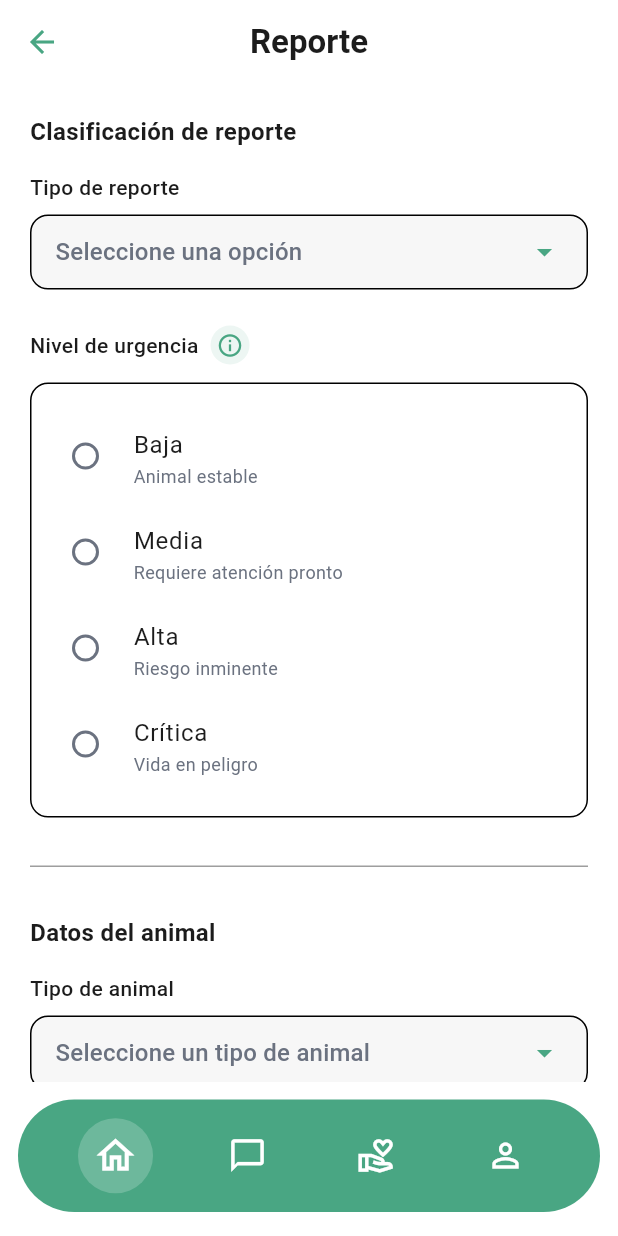
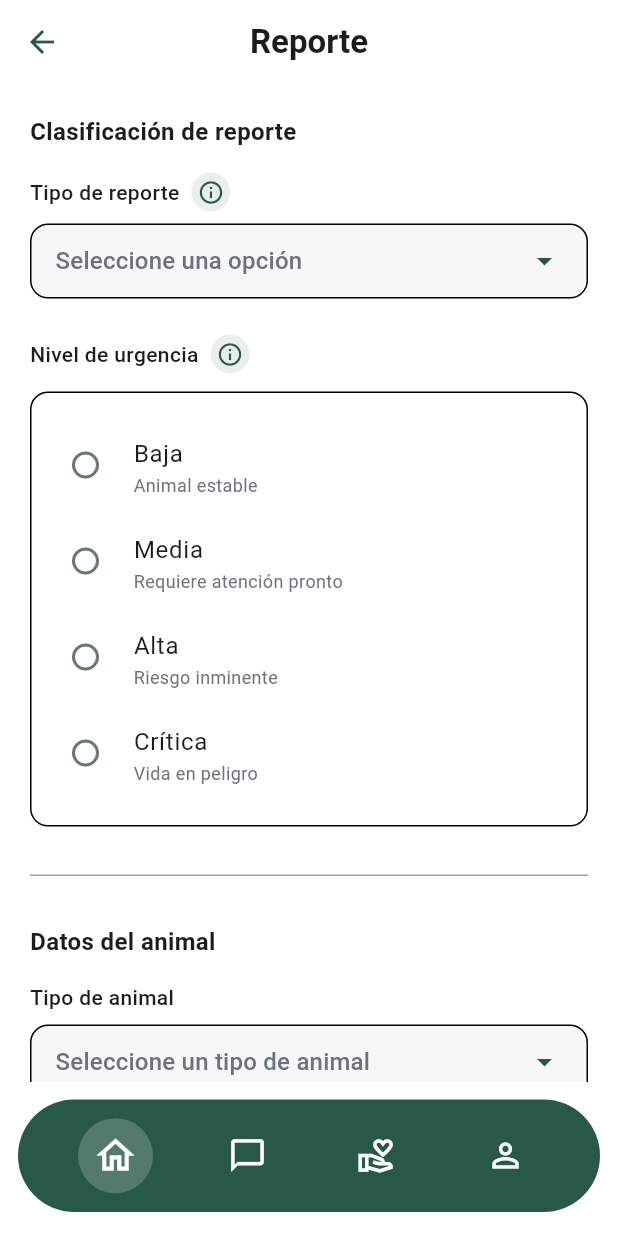
Before and after one commit to KarlaFR05/Huellitas, a Flutter app: the ReportFormScreen screen opened by its route, on a phone screen of 412 x 824 dp. Run offline on Flutter 3.47's test engine with Material 3 defaults, Android fonts, the phone set to English and light mode, and no system bars; our stand-ins replace dio, equatable, flutter_bloc, flutter_map, flutter_secure_storage, geolocator and 3 more; accounts and stored records are empty.

Commit message:
Cambio de colores

```diff
--- a/lib/features/completar_registro/presentation/screens/verificar_frente_screen.dart
+++ b/lib/features/completar_registro/presentation/screens/verificar_frente_screen.dart
@@ -44,6 +44,7 @@ class VerificarFrenteScreen extends StatelessWidget {
                   Expanded(
                     child: FotoCard(
                       titulo: "Toca para tomar la fotografía",
+                      imageQuarterTurns: 1,
                       onImageSelected: (file) {
                         context.read<CompletarPerfilBloc>().add(
                           SubirFrenteEvent(file),
--- a/lib/features/completar_registro/presentation/screens/verificar_reverso_screen.dart
+++ b/lib/features/completar_registro/presentation/screens/verificar_reverso_screen.dart
@@ -44,6 +44,7 @@ class VerificarReversoScreen extends StatelessWidget {
                   Expanded(
                     child: FotoCard(
                       titulo: "Toca para tomar la fotografía",
+                      imageQuarterTurns: 1,
                       onImageSelected: (file) {
                         context.read<CompletarPerfilBloc>().add(
                           SubirReversoEvent(file),
--- a/lib/features/reporte/presentation/report_form_screen.dart
+++ b/lib/features/reporte/presentation/report_form_screen.dart
@@ -750,7 +750,68 @@ class _ReportFormScreenState extends State<ReportFormScreen> {
                 ],
                 (value) => setState(() => _tipoReporte = value),
                 hintText: 'Seleccione una opción',
+                infoTitle: 'Tipos de reporte',
+                infoContent: RichText(
+                  text: TextSpan(
+                    style: TextStyle(
+                      color: Theme.of(context).colorScheme.onSurfaceVariant,
+                      fontSize: 14,
+                      height: 1.5,
                     ),
+                    children: const [
+                      TextSpan(
+                        text: '• ',
+                        style: TextStyle(fontWeight: FontWeight.bold),
+                      ),
+                      TextSpan(
+                        text: 'Mascota perdida: ',
+                        style: TextStyle(fontWeight: FontWeight.bold),
+                      ),
+                      TextSpan(
+                        text:
+                            'El animal es tuyo o de alguien conocido y no saben su paradero actual.\n\n',
+                      ),
+                      TextSpan(
+                        text: '• ',
+                        style: TextStyle(fontWeight: FontWeight.bold),
+                      ),
+                      TextSpan(
+                        text: 'Mascota encontrada: ',
+                        style: TextStyle(fontWeight: FontWeight.bold),
+                      ),
+                      TextSpan(
+                        text:
+                            'Encontraste un animal con dueño (collar, arnés, señales de estar acostumbrado a un hogar) y buscas ayudar a reunirlo con su familia.\n\n',
+                      ),
+                      TextSpan(
+                        text: '• ',
+                        style: TextStyle(fontWeight: FontWeight.bold),
+                      ),
+                      TextSpan(
+                        text: 'Animal en abandono/riesgo: ',
+                        style: TextStyle(fontWeight: FontWeight.bold),
+                      ),
+                      TextSpan(
+                        text:
+                            'Animal callejero, sin hogar aparente, en situación de calle, enfermo, herido o en peligro por su entorno (clima, tráfico, falta de alimento).\n\n',
+                      ),
+                      TextSpan(
+                        text: '• ',
+                        style: TextStyle(fontWeight: FontWeight.bold),
+                      ),
+                      TextSpan(
+                        text: 'Maltrato animal: ',
+                        style: TextStyle(fontWeight: FontWeight.bold),
+                      ),
+                      TextSpan(
+                        text:
+                            'El animal está sufriendo maltrato, negligencia o abuso por parte de una persona, incluyendo casos dentro de un domicilio privado. Este tipo de reporte solo es visible para usuarios verificados.',
+                      ),
+                    ],
+                  ),
+                ),
+              ),
+
               const SizedBox(height: 24),
 
               Row(
@@ -1089,9 +1150,13 @@ class _ReportFormScreenState extends State<ReportFormScreen> {
     List<String> items,
     Function(String?) onChanged, {
     String? hintText,
+    String? infoTitle,
+    Widget? infoContent,
   }) {
     return Column(
       crossAxisAlignment: CrossAxisAlignment.start,
+      children: [
+        Row(
           children: [
             Text(
               label,
@@ -1100,6 +1165,10 @@ class _ReportFormScreenState extends State<ReportFormScreen> {
                 fontWeight: FontWeight.w500,
                 fontSize: 14,
               ),
+            ),
+            if (infoContent != null && infoTitle != null)
+              _buildInfoIcon(infoTitle, infoContent),
+          ],
         ),
         const SizedBox(height: 8),
         Container(
--- a/lib/styles/constantes/app_color.dart
+++ b/lib/styles/constantes/app_color.dart
@@ -3,7 +3,7 @@ import 'package:flutter/material.dart';
 class AppColors {
   static const background = Color(0xFFFFFFFF);
   static const surface = Color(0xFFF7F7F7);
-  static const primary = Color(0xFF49A683);
+  static const primary = Color(0xFF285947);
   static const textPrimary = Color(0xFF1C1C1C);
   static const textSecondary = Color(0xFF6B7280);
 
@@ -11,7 +11,7 @@ class AppColors {
   static const darkSurface = Color(0xFF181818);
   static const darkField = Color(0xFF18233A);
   static const darkDisabledField = Color(0xFF111A2C);
-  static const darkPrimary = Color(0xFF285947);
+  static const darkPrimary = Color(0xFF49A683);
   static const darkTextPrimary = Color(0xFFFFFFFF);
   static const darkTextSecondary = Color(0xFFB8B8B8);
 
```
Also changed, not shown: lib/features/completar_registro/presentation/widgets/foto_card.dart (+10 -5 lines), lib/features/reporte/presentation/reporte_estado_screen.dart (+23 -12 lines), assets/images/perfil.jpeg, pubspec.lock, 1 other file. Lines whose indentation alone changed are shown as unchanged.
